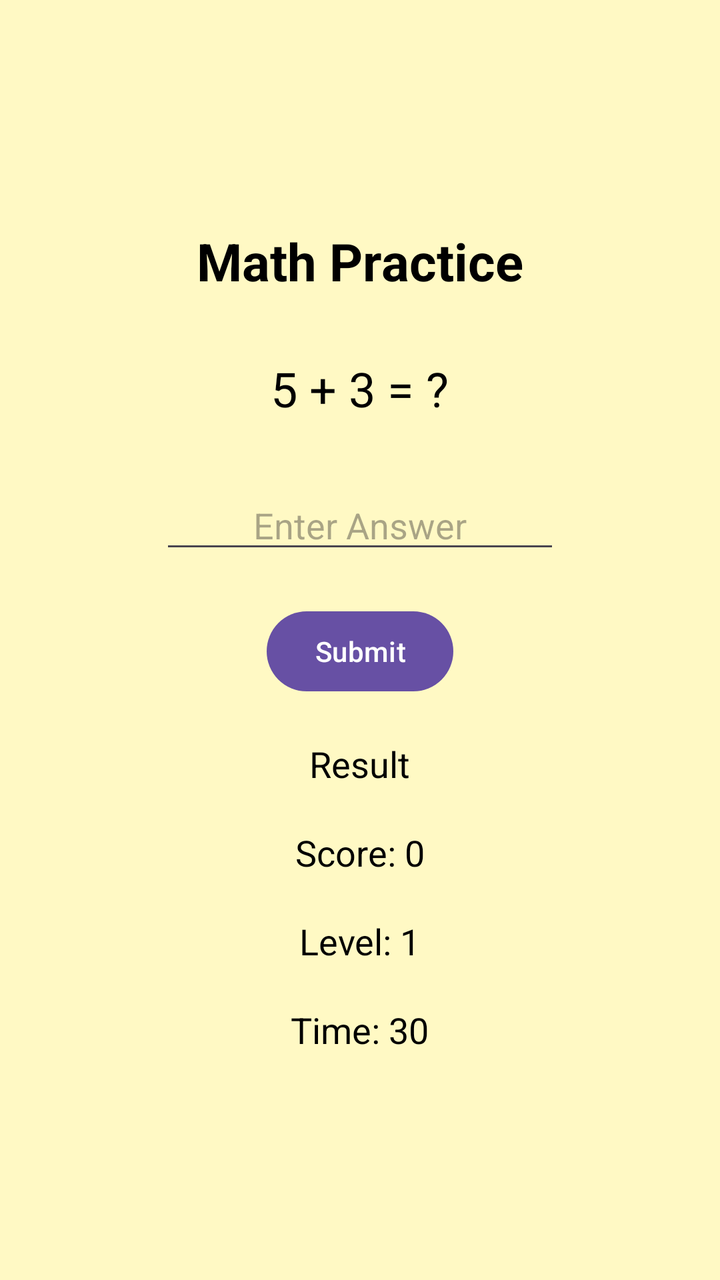
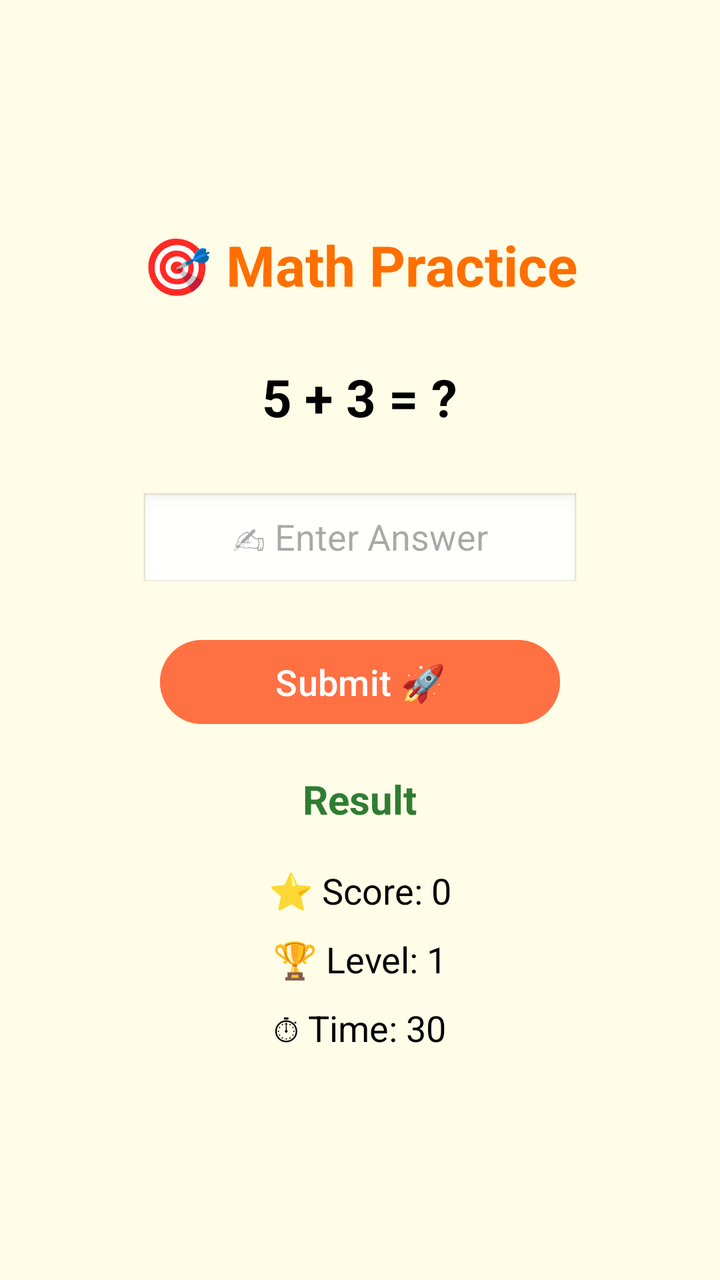

Before-and-after screenshots of an Android layout around one commit, followed by the original layout XML and the change that was made.
<!-- AndroidManifest.xml: application theme Theme.MathMasterKids -->
<!-- res/layout/activity_main.xml -->
<?xml version="1.0" encoding="utf-8"?>
<LinearLayout
    xmlns:android="http://schemas.android.com/apk/res/android"
    android:layout_width="match_parent"
    android:layout_height="match_parent"
    android:orientation="vertical"
    android:gravity="center"
    android:background="#FFF9C4"
    android:padding="20dp">

    
    <TextView
        android:id="@+id/titleText"
        android:layout_width="wrap_content"
        android:layout_height="wrap_content"
        android:text="Math Practice"
        android:textSize="26sp"
        android:textStyle="bold"
        android:textColor="#000000"
        android:layout_marginBottom="30dp"/>

    
    <TextView
        android:id="@+id/questionText"
        android:layout_width="wrap_content"
        android:layout_height="wrap_content"
        android:text="5 + 3 = ?"
        android:textSize="24sp"
        android:textColor="#000000"
        android:layout_marginBottom="30dp"/>

    
    <EditText
        android:id="@+id/answerInput"
        android:layout_width="200dp"
        android:layout_height="wrap_content"
        android:hint="Enter Answer"
        android:inputType="numberSigned"
        android:gravity="center"
        android:layout_marginBottom="20dp"/>

    
    <Button
        android:id="@+id/submitBtn"
        android:layout_width="wrap_content"
        android:layout_height="wrap_content"
        android:text="Submit"
        android:layout_marginBottom="20dp"/>

    
    <TextView
        android:id="@+id/resultText"
        android:layout_width="wrap_content"
        android:layout_height="wrap_content"
        android:text="Result"
        android:textSize="18sp"
        android:textColor="#000000"
        android:layout_marginBottom="20dp"/>

    
    <TextView
        android:id="@+id/scoreText"
        android:layout_width="wrap_content"
        android:layout_height="wrap_content"
        android:text="Score: 0"
        android:textSize="18sp"
        android:textColor="#000000"
        android:layout_marginBottom="20dp"/>

    <TextView
        android:id="@+id/levelText"
        android:layout_width="wrap_content"
        android:layout_height="wrap_content"
        android:text="Level: 1"
        android:textSize="18sp"
        android:textColor="#000000"
        android:layout_marginBottom="20dp"/>

    
    <TextView
        android:id="@+id/timerText"
        android:layout_width="wrap_content"
        android:layout_height="wrap_content"
        android:text="Time: 30"
        android:textSize="18sp"
        android:textColor="#000000"/>

</LinearLayout>
<!-- resources referenced by this layout -->
<resources>
  <style name="Theme.MathMasterKids" parent="Base.Theme.MathMasterKids" />
  <style name="Base.Theme.MathMasterKids" parent="Theme.Material3.DayNight.NoActionBar">
          
          
      </style>
</resources>

<!-- the commit's change to res/layout/activity_main.xml (unified diff, before → after) -->
@@ -5,18 +5,18 @@
     android:layout_height="match_parent"
     android:orientation="vertical"
     android:gravity="center"
-    android:background="#FFF9C4"
-    android:padding="20dp">
+    android:background="#FFFDE7"
+    android:padding="24dp">
 
     
     <TextView
         android:id="@+id/titleText"
         android:layout_width="wrap_content"
         android:layout_height="wrap_content"
-        android:text="Math Practice"
-        android:textSize="26sp"
+        android:text="🎯 Math Practice"
+        android:textSize="28sp"
         android:textStyle="bold"
-        android:textColor="#000000"
+        android:textColor="#FF6F00"
         android:layout_marginBottom="30dp"/>
 
     
@@ -25,26 +25,32 @@
         android:layout_width="wrap_content"
         android:layout_height="wrap_content"
         android:text="5 + 3 = ?"
-        android:textSize="24sp"
+        android:textSize="26sp"
+        android:textStyle="bold"
         android:textColor="#000000"
         android:layout_marginBottom="30dp"/>
 
     
     <EditText
         android:id="@+id/answerInput"
-        android:layout_width="200dp"
-        android:layout_height="wrap_content"
-        android:hint="Enter Answer"
+        android:layout_width="220dp"
+        android:layout_height="50dp"
+        android:hint="✍ Enter Answer"
+        android:textSize="18sp"
         android:inputType="numberSigned"
         android:gravity="center"
+        android:background="@android:drawable/edit_text"
         android:layout_marginBottom="20dp"/>
 
     
     <Button
         android:id="@+id/submitBtn"
-        android:layout_width="wrap_content"
-        android:layout_height="wrap_content"
-        android:text="Submit"
+        android:layout_width="200dp"
+        android:layout_height="50dp"
+        android:text="Submit 🚀"
+        android:textSize="18sp"
+        android:textColor="#FFFFFF"
+        android:backgroundTint="#FF7043"
         android:layout_marginBottom="20dp"/>
 
     
@@ -53,8 +59,9 @@
         android:layout_width="wrap_content"
         android:layout_height="wrap_content"
         android:text="Result"
-        android:textSize="18sp"
-        android:textColor="#000000"
+        android:textSize="20sp"
+        android:textStyle="bold"
+        android:textColor="#2E7D32"
         android:layout_marginBottom="20dp"/>
 
     
@@ -62,26 +69,27 @@
         android:id="@+id/scoreText"
         android:layout_width="wrap_content"
         android:layout_height="wrap_content"
-        android:text="Score: 0"
+        android:text="⭐ Score: 0"
         android:textSize="18sp"
         android:textColor="#000000"
-        android:layout_marginBottom="20dp"/>
+        android:layout_marginBottom="10dp"/>
 
+    
     <TextView
         android:id="@+id/levelText"
         android:layout_width="wrap_content"
         android:layout_height="wrap_content"
-        android:text="Level: 1"
+        android:text="🏆 Level: 1"
         android:textSize="18sp"
         android:textColor="#000000"
-        android:layout_marginBottom="20dp"/>
+        android:layout_marginBottom="10dp"/>
 
     
     <TextView
         android:id="@+id/timerText"
         android:layout_width="wrap_content"
         android:layout_height="wrap_content"
-        android:text="Time: 30"
+        android:text="⏱ Time: 30"
         android:textSize="18sp"
         android:textColor="#000000"/>
 
